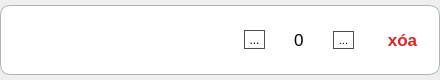
This is UI/forms/employee/item_card.ui in yuukun123/bakery-management-system as Qt 5 draws it before an edit. The edited form follows.
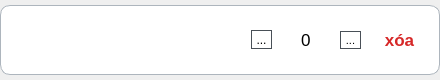
This is the edited form. Icons and pictures are not drawn.

The edit to the form file:
```diff
--- a/UI/forms/employee/item_card.ui
+++ b/UI/forms/employee/item_card.ui
@@ -47,7 +47,7 @@
      </property>
      <layout class="QHBoxLayout" name="horizontalLayout_9">
       <property name="spacing">
-       <number>10</number>
+       <number>0</number>
       </property>
       <property name="leftMargin">
        <number>11</number>
@@ -62,7 +62,7 @@
        <widget class="QLabel" name="item_name_label">
         <property name="maximumSize">
          <size>
-          <width>16777215</width>
+          <width>230</width>
           <height>70</height>
          </size>
         </property>
```
